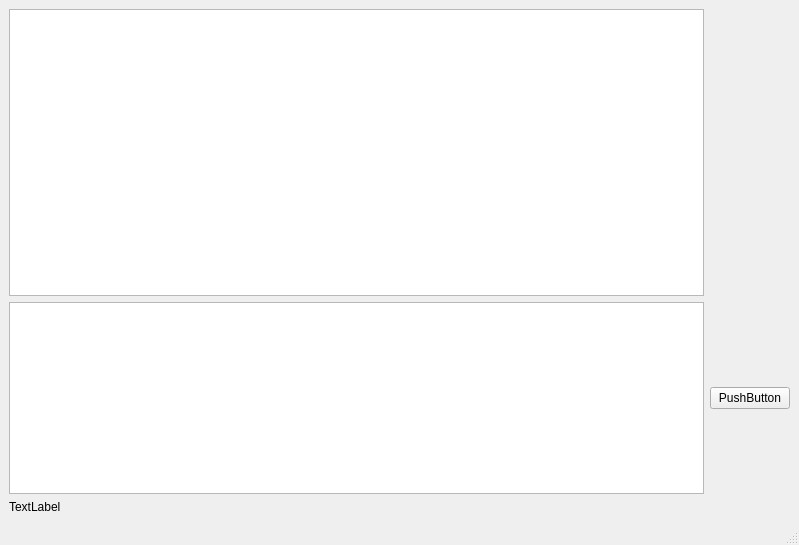
Before: the Qt Designer form EHOT/mainwindow.ui in pAndrey200/db_2_lab, drawn with Qt 5.
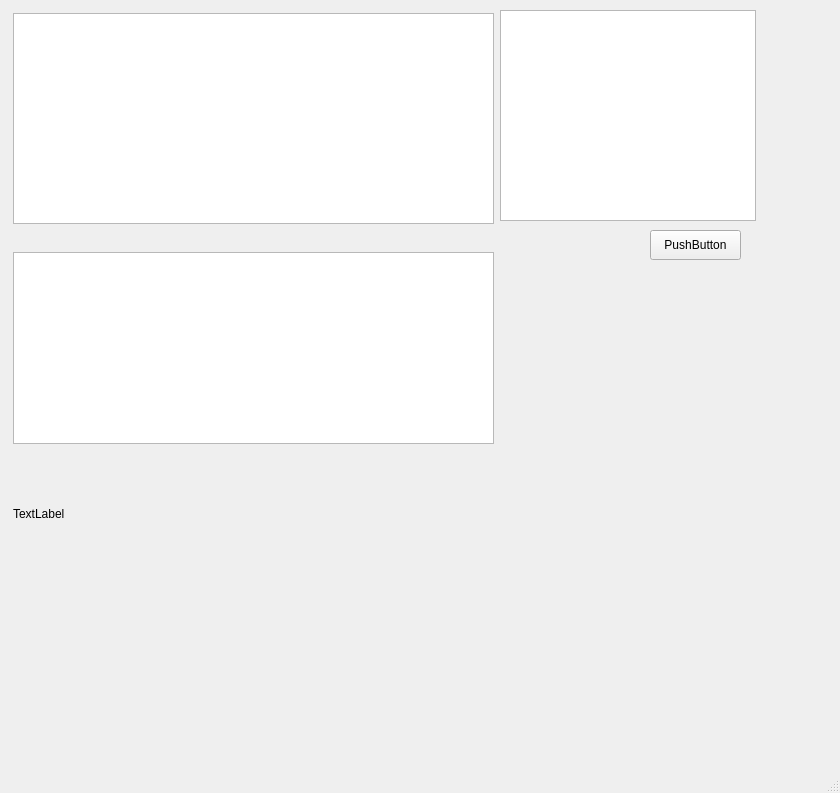
After: the same form once the commit is applied.

Diff of the .ui file:
```diff
--- a/EHOT/mainwindow.ui
+++ b/EHOT/mainwindow.ui
@@ -6,8 +6,8 @@
    <rect>
     <x>0</x>
     <y>0</y>
-    <width>799</width>
-    <height>545</height>
+    <width>840</width>
+    <height>793</height>
    </rect>
   </property>
   <property name="sizePolicy">
@@ -20,9 +20,15 @@
    <string>MainWindow</string>
   </property>
   <widget class="QWidget" name="centralwidget">
-   <layout class="QGridLayout" name="gridLayout">
-    <item row="0" column="0">
      <widget class="QTextEdit" name="textEdit">
+    <property name="geometry">
+     <rect>
+      <x>13</x>
+      <y>13</y>
+      <width>481</width>
+      <height>211</height>
+     </rect>
+    </property>
       <property name="lineWrapMode">
        <enum>QTextEdit::WidgetWidth</enum>
       </property>
@@ -33,9 +39,15 @@
        <number>1</number>
       </property>
      </widget>
-    </item>
-    <item row="1" column="0">
      <widget class="QTableView" name="tableView">
+    <property name="geometry">
+     <rect>
+      <x>13</x>
+      <y>252</y>
+      <width>481</width>
+      <height>192</height>
+     </rect>
+    </property>
       <property name="sizePolicy">
        <sizepolicy hsizetype="Preferred" vsizetype="Preferred">
         <horstretch>0</horstretch>
@@ -43,22 +55,42 @@
        </sizepolicy>
       </property>
      </widget>
-    </item>
-    <item row="2" column="0">
      <widget class="QLabel" name="label">
+    <property name="geometry">
+     <rect>
+      <x>13</x>
+      <y>453</y>
+      <width>551</width>
+      <height>121</height>
+     </rect>
+    </property>
       <property name="text">
        <string>TextLabel</string>
       </property>
      </widget>
-    </item>
-    <item row="1" column="1">
      <widget class="QPushButton" name="pushButton">
+    <property name="geometry">
+     <rect>
+      <x>650</x>
+      <y>230</y>
+      <width>91</width>
+      <height>30</height>
+     </rect>
+    </property>
       <property name="text">
        <string>PushButton</string>
       </property>
      </widget>
-    </item>
-   </layout>
+   <widget class="QListView" name="listView">
+    <property name="geometry">
+     <rect>
+      <x>500</x>
+      <y>10</y>
+      <width>256</width>
+      <height>211</height>
+     </rect>
+    </property>
+   </widget>
   </widget>
   <widget class="QMenuBar" name="menubar">
    <property name="geometry">
```
Left out of the diff: 2 changed lines with no effect on the pictures. Lines whose indentation alone changed are shown as unchanged.
